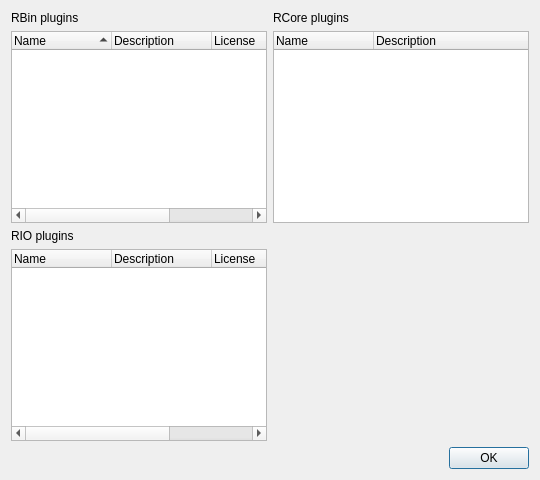
Before: the Qt Designer form src/dialogs/R2PluginsDialog.ui in rizinorg/cutter, drawn with Qt 5.
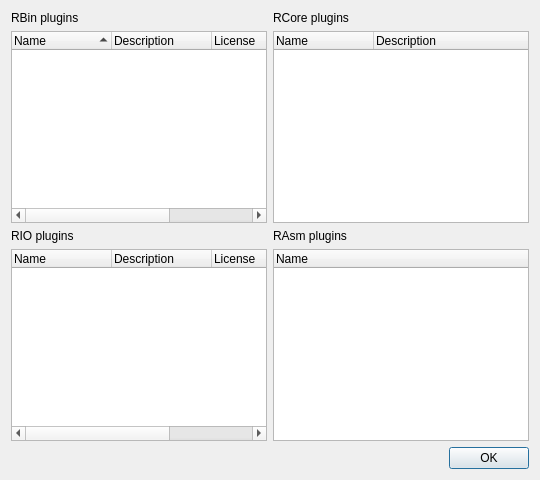
After: the same form once the commit is applied.

Commit message: Add RAsm plugin information in 'About' window

```diff
--- a/src/dialogs/R2PluginsDialog.ui
+++ b/src/dialogs/R2PluginsDialog.ui
@@ -13,6 +13,22 @@
      </property>
     </widget>
    </item>
+   <item row="2" column="1">
+    <widget class="QLabel" name="RAsmLabel">
+     <property name="text">
+      <string>RAsm plugins</string>
+     </property>
+    </widget>
+   </item>
+   <item row="3" column="1">
+    <widget class="QTreeWidget" name="RAsmTreeWidget">
+     <column>
+      <property name="text">
+       <string>Name</string>
+      </property>
+     </column>
+    </widget>
+   </item>
    <item row="1" column="0">
     <widget class="QTreeWidget" name="RBinTreeWidget">
      <property name="sortingEnabled">
```
Left out of the diff: 62 changed lines with no effect on the pictures. The commit also changes 3 other files.
